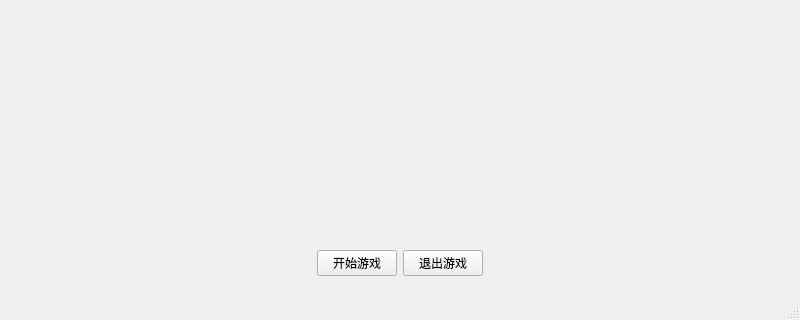
Above: mainwindow.ui from liv09343-cs/-The-way-to-the-world-cup-26C- before the change; both pictures show x 0 to 800 and y 280 to 600 of the 800 by 600 pixel window. Below: the same form after it.
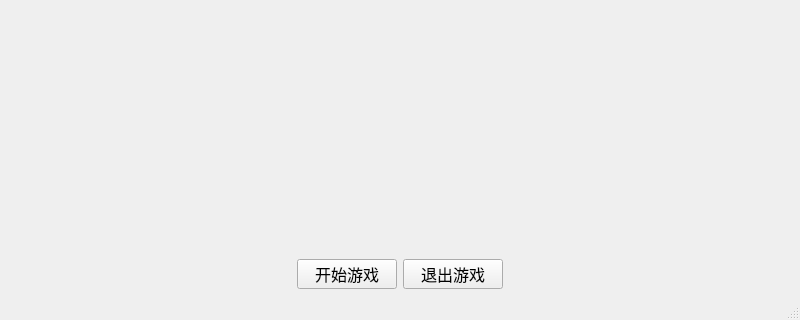
That is the form after the change.

What changed in the file:
```diff
--- a/mainwindow.ui
+++ b/mainwindow.ui
@@ -16,17 +16,19 @@
   <widget class="QWidget" name="centralWidget">
    <layout class="QVBoxLayout" name="verticalLayout">
     <item>
-     <widget class="QWidget" name="gameWidget" native="true">
-      <property name="sizePolicy">
-       <sizepolicy hsizetype="Expanding" vsizetype="Expanding">
-        <horstretch>0</horstretch>
-        <verstretch>0</verstretch>
-       </sizepolicy>
+     <spacer name="verticalSpacer">
+      <property name="orientation">
+       <enum>Qt::Vertical</enum>
       </property>
-     </widget>
+      <property name="sizeHint" stdset="0">
+       <size>
+        <width>20</width>
+        <height>40</height>
+       </size>
+      </property>
+     </spacer>
     </item>
     <item>
-     <widget class="QWidget" name="controlWidget">
       <layout class="QHBoxLayout" name="horizontalLayout">
        <item>
         <spacer name="horizontalSpacer">
@@ -35,7 +37,7 @@
          </property>
          <property name="sizeHint" stdset="0">
           <size>
-           <width>40</width>
+          <width>100</width>
            <height>20</height>
           </size>
          </property>
@@ -43,16 +45,50 @@
        </item>
        <item>
         <widget class="QPushButton" name="startButton">
+        <property name="font">
+         <font>
+          <pointsize>12</pointsize>
+         </font>
+        </property>
          <property name="text">
           <string>开始游戏</string>
          </property>
+        <property name="minimumSize">
+         <size>
+          <width>100</width>
+          <height>30</height>
+         </size>
+        </property>
+        <property name="maximumSize">
+         <size>
+          <width>100</width>
+          <height>30</height>
+         </size>
+        </property>
         </widget>
        </item>
        <item>
         <widget class="QPushButton" name="quitButton">
+        <property name="font">
+         <font>
+          <pointsize>12</pointsize>
+         </font>
+        </property>
          <property name="text">
           <string>退出游戏</string>
          </property>
+        <property name="minimumSize">
+         <size>
+          <width>100</width>
+          <height>30</height>
+         </size>
+        </property>
+        <property name="maximumSize">
+         <size>
+          <width>100</width>
+          <height>30</height>
+         </size>
+        </property>
         </widget>
        </item>
        <item>
@@ -62,14 +98,13 @@
          </property>
          <property name="sizeHint" stdset="0">
           <size>
-           <width>40</width>
+          <width>100</width>
            <height>20</height>
           </size>
          </property>
         </spacer>
        </item>
       </layout>
-     </widget>
     </item>
    </layout>
   </widget>
@@ -82,40 +117,9 @@
      <height>21</height>
     </rect>
    </property>
-   <widget class="QMenu" name="menu_游戏">
-    <property name="title">
-     <string>&amp;游戏</string>
-    </property>
-    <addaction name="action开始游戏"/>
-    <addaction name="action退出游戏"/>
-   </widget>
-   <widget class="QMenu" name="menu_帮助">
-    <property name="title">
-     <string>&amp;帮助</string>
-    </property>
-    <addaction name="action关于"/>
-   </widget>
-   <addaction name="menu_游戏"/>
-   <addaction name="menu_帮助"/>
-  </widget>
-  <widget class="QStatusBar" name="statusBar"/>
-  <action name="action开始游戏">
-   <property name="text">
-    <string>开始游戏</string>
-   </property>
-  </action>
-  <action name="action退出游戏">
-   <property name="text">
-    <string>退出游戏</string>
-   </property>
-  </action>
-  <action name="action关于">
-   <property name="text">
-    <string>关于</string>
-   </property>
-  </action>
- </widget>
- <layoutdefault spacing="6" margin="11"/>
+  </widget>
+  <widget class="QStatusBar" name="statusbar"/>
+ </widget>
  <resources/>
  <connections>
  </connections>
```
Left out of the diff: 9 changed lines with no effect on the pictures. Lines whose indentation alone changed are shown as unchanged.
